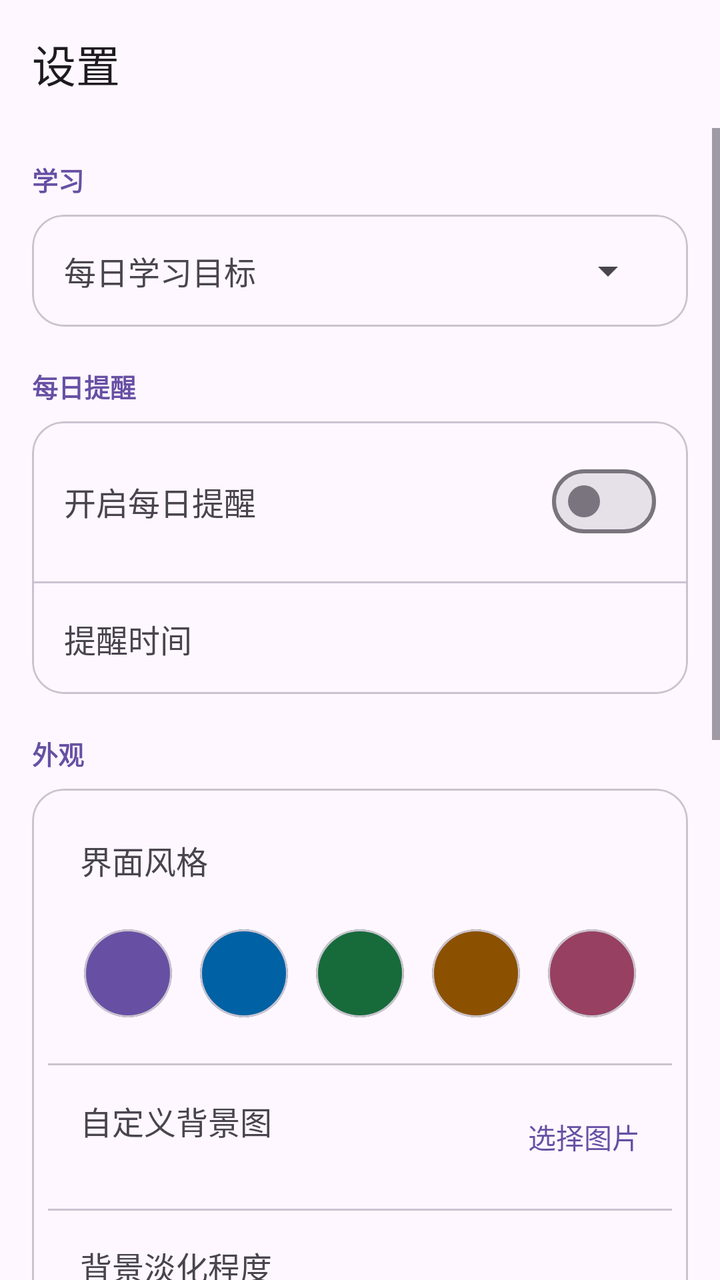
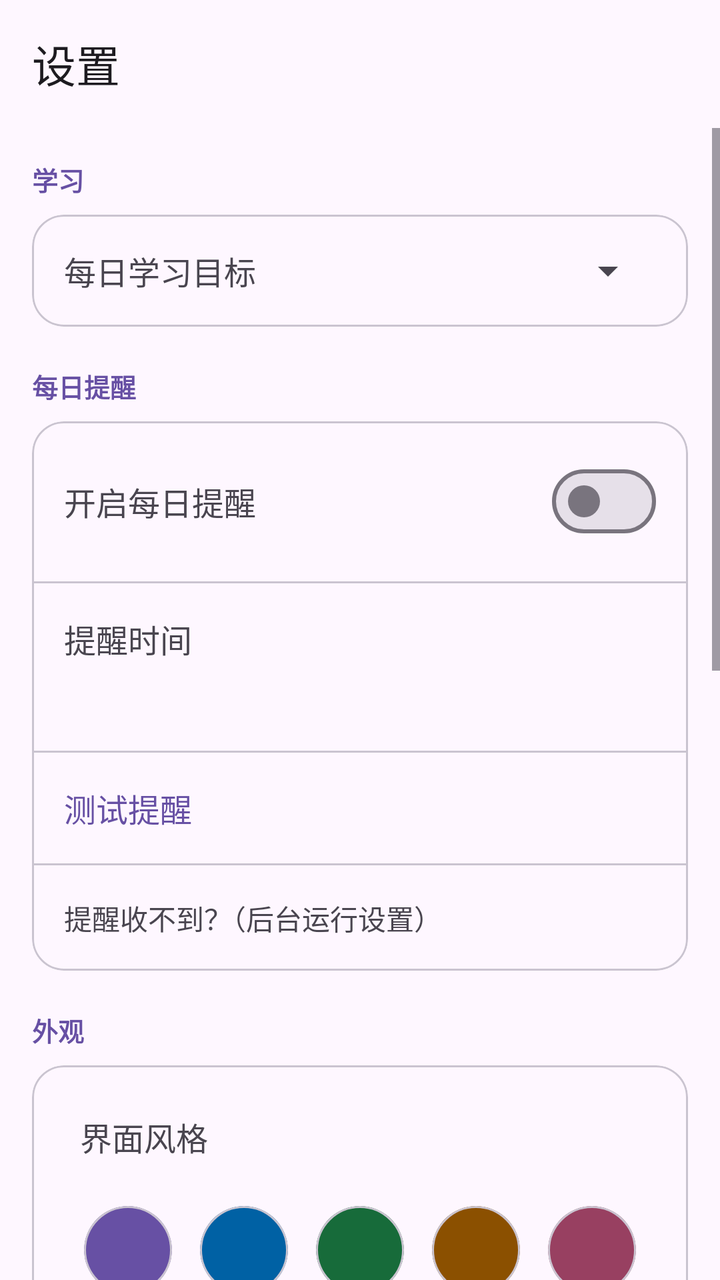

Before-and-after screenshots of an Android layout around one commit, followed by the original layout XML and the change that was made.
<!-- AndroidManifest.xml: application theme Theme.XueTi -->
<!-- res/layout/activity_settings.xml -->
<?xml version="1.0" encoding="utf-8"?>
<LinearLayout xmlns:android="http://schemas.android.com/apk/res/android"
    xmlns:app="http://schemas.android.com/apk/res-auto"
    android:layout_width="match_parent"
    android:layout_height="match_parent"
    android:orientation="vertical">

    <com.google.android.material.appbar.MaterialToolbar
        android:id="@+id/toolbar"
        android:layout_width="match_parent"
        android:layout_height="?attr/actionBarSize"
        app:title="@string/settings_title" />

    <ScrollView
        android:layout_width="match_parent"
        android:layout_height="0dp"
        android:layout_weight="1">

        <LinearLayout
            android:layout_width="match_parent"
            android:layout_height="wrap_content"
            android:orientation="vertical"
            android:padding="16dp">

            
            <TextView
                android:layout_width="match_parent"
                android:layout_height="wrap_content"
                android:text="@string/section_study"
                android:textColor="?attr/colorPrimary"
                android:textSize="13sp"
                android:textStyle="bold" />

            <com.google.android.material.card.MaterialCardView
                android:layout_width="match_parent"
                android:layout_height="wrap_content"
                android:layout_marginTop="8dp"
                app:cardCornerRadius="16dp"
                app:cardElevation="0dp"
                app:strokeColor="?attr/colorOutlineVariant"
                app:strokeWidth="1dp">

                <LinearLayout
                    android:layout_width="match_parent"
                    android:layout_height="wrap_content"
                    android:gravity="center_vertical"
                    android:orientation="horizontal"
                    android:padding="16dp">

                    <TextView
                        android:layout_width="0dp"
                        android:layout_height="wrap_content"
                        android:layout_weight="1"
                        android:text="@string/daily_goal"
                        android:textSize="16sp" />

                    <Spinner
                        android:id="@+id/goalSpinner"
                        android:layout_width="110dp"
                        android:layout_height="wrap_content" />
                </LinearLayout>
            </com.google.android.material.card.MaterialCardView>

            
            <TextView
                android:layout_width="match_parent"
                android:layout_height="wrap_content"
                android:layout_marginTop="20dp"
                android:text="@string/section_reminder"
                android:textColor="?attr/colorPrimary"
                android:textSize="13sp"
                android:textStyle="bold" />

            <com.google.android.material.card.MaterialCardView
                android:layout_width="match_parent"
                android:layout_height="wrap_content"
                android:layout_marginTop="8dp"
                app:cardCornerRadius="16dp"
                app:cardElevation="0dp"
                app:strokeColor="?attr/colorOutlineVariant"
                app:strokeWidth="1dp">

                <LinearLayout
                    android:layout_width="match_parent"
                    android:layout_height="wrap_content"
                    android:orientation="vertical">

                    <LinearLayout
                        android:layout_width="match_parent"
                        android:layout_height="wrap_content"
                        android:gravity="center_vertical"
                        android:orientation="horizontal"
                        android:padding="16dp">

                        <TextView
                            android:layout_width="0dp"
                            android:layout_height="wrap_content"
                            android:layout_weight="1"
                            android:text="@string/daily_reminder"
                            android:textSize="16sp" />

                        <com.google.android.material.materialswitch.MaterialSwitch
                            android:id="@+id/swReminder"
                            android:layout_width="wrap_content"
                            android:layout_height="wrap_content" />
                    </LinearLayout>

                    <View
                        android:layout_width="match_parent"
                        android:layout_height="1dp"
                        android:background="?attr/colorOutlineVariant" />

                    <LinearLayout
                        android:id="@+id/reminderTimeRow"
                        android:layout_width="match_parent"
                        android:layout_height="wrap_content"
                        android:background="?attr/selectableItemBackground"
                        android:clickable="true"
                        android:focusable="true"
                        android:gravity="center_vertical"
                        android:orientation="horizontal"
                        android:padding="16dp">

                        <TextView
                            android:layout_width="0dp"
                            android:layout_height="wrap_content"
                            android:layout_weight="1"
                            android:text="@string/reminder_time"
                            android:textSize="16sp" />

                        <TextView
                            android:id="@+id/reminderTimeValue"
                            android:layout_width="wrap_content"
                            android:layout_height="wrap_content"
                            android:textColor="?attr/colorPrimary"
                            android:textSize="16sp"
                            android:textStyle="bold" />
                    </LinearLayout>
                </LinearLayout>
            </com.google.android.material.card.MaterialCardView>

            
            <TextView
                android:layout_width="match_parent"
                android:layout_height="wrap_content"
                android:layout_marginTop="20dp"
                android:text="@string/section_appearance"
                android:textColor="?attr/colorPrimary"
                android:textSize="13sp"
                android:textStyle="bold" />

            <com.google.android.material.card.MaterialCardView
                android:layout_width="match_parent"
                android:layout_height="wrap_content"
                android:layout_marginTop="8dp"
                app:cardCornerRadius="16dp"
                app:cardElevation="0dp"
                app:strokeColor="?attr/colorOutlineVariant"
                app:strokeWidth="1dp">

                <LinearLayout
                    android:layout_width="match_parent"
                    android:layout_height="wrap_content"
                    android:orientation="vertical"
                    android:padding="8dp">

                    <TextView
                        android:layout_width="match_parent"
                        android:layout_height="wrap_content"
                        android:padding="16dp"
                        android:text="@string/ui_style"
                        android:textSize="16sp" />

                    <LinearLayout
                        android:layout_width="match_parent"
                        android:layout_height="wrap_content"
                        android:gravity="center"
                        android:orientation="horizontal"
                        android:paddingBottom="16dp">

                        <com.google.android.material.card.MaterialCardView
                            android:id="@+id/stylePurple"
                            android:layout_width="44dp"
                            android:layout_height="44dp"
                            android:layout_margin="7dp"
                            android:checkable="true"
                            app:cardBackgroundColor="@color/style_swatch_purple"
                            app:cardCornerRadius="22dp"
                            app:cardElevation="0dp"
                            app:checkedIcon="@drawable/ic_check_circle"
                            app:checkedIconTint="@android:color/white" />

                        <com.google.android.material.card.MaterialCardView
                            android:id="@+id/styleBlue"
                            android:layout_width="44dp"
                            android:layout_height="44dp"
                            android:layout_margin="7dp"
                            android:checkable="true"
                            app:cardBackgroundColor="@color/style_swatch_blue"
                            app:cardCornerRadius="22dp"
                            app:cardElevation="0dp"
                            app:checkedIcon="@drawable/ic_check_circle"
                            app:checkedIconTint="@android:color/white" />

                        <com.google.android.material.card.MaterialCardView
                            android:id="@+id/styleGreen"
                            android:layout_width="44dp"
                            android:layout_height="44dp"
                            android:layout_margin="7dp"
                            android:checkable="true"
                            app:cardBackgroundColor="@color/style_swatch_green"
                            app:cardCornerRadius="22dp"
                            app:cardElevation="0dp"
                            app:checkedIcon="@drawable/ic_check_circle"
                            app:checkedIconTint="@android:color/white" />

                        <com.google.android.material.card.MaterialCardView
                            android:id="@+id/styleOrange"
                            android:layout_width="44dp"
                            android:layout_height="44dp"
                            android:layout_margin="7dp"
                            android:checkable="true"
                            app:cardBackgroundColor="@color/style_swatch_orange"
                            app:cardCornerRadius="22dp"
                            app:cardElevation="0dp"
                            app:checkedIcon="@drawable/ic_check_circle"
                            app:checkedIconTint="@android:color/white" />

                        <com.google.android.material.card.MaterialCardView
                            android:id="@+id/stylePink"
                            android:layout_width="44dp"
                            android:layout_height="44dp"
                            android:layout_margin="7dp"
                            android:checkable="true"
                            app:cardBackgroundColor="@color/style_swatch_pink"
                            app:cardCornerRadius="22dp"
                            app:cardElevation="0dp"
                            app:checkedIcon="@drawable/ic_check_circle"
                            app:checkedIconTint="@android:color/white" />
                    </LinearLayout>

                    <View
                        android:layout_width="match_parent"
                        android:layout_height="1dp"
                        android:background="?attr/colorOutlineVariant" />

                    <LinearLayout
                        android:id="@+id/pickBackgroundRow"
                        android:layout_width="match_parent"
                        android:layout_height="wrap_content"
                        android:background="?attr/selectableItemBackground"
                        android:clickable="true"
                        android:focusable="true"
                        android:gravity="center_vertical"
                        android:orientation="horizontal"
                        android:padding="16dp">

                        <LinearLayout
                            android:layout_width="0dp"
                            android:layout_height="wrap_content"
                            android:layout_weight="1"
                            android:orientation="vertical">

                            <TextView
                                android:layout_width="match_parent"
                                android:layout_height="wrap_content"
                                android:text="@string/custom_background"
                                android:textSize="16sp" />

                            <TextView
                                android:id="@+id/backgroundStateText"
                                android:layout_width="match_parent"
                                android:layout_height="wrap_content"
                                android:textColor="?attr/colorOnSurfaceVariant"
                                android:textSize="12sp" />
                        </LinearLayout>

                        <TextView
                            android:layout_width="wrap_content"
                            android:layout_height="wrap_content"
                            android:text="@string/pick_image"
                            android:textColor="?attr/colorPrimary"
                            android:textSize="14sp" />
                    </LinearLayout>

                    <View
                        android:layout_width="match_parent"
                        android:layout_height="1dp"
                        android:background="?attr/colorOutlineVariant" />

                    <LinearLayout
                        android:layout_width="match_parent"
                        android:layout_height="wrap_content"
                        android:orientation="vertical"
                        android:padding="16dp">

                        <TextView
                            android:layout_width="match_parent"
                            android:layout_height="wrap_content"
                            android:text="@string/background_dim"
                            android:textSize="16sp" />

                        <SeekBar
                            android:id="@+id/sbBackgroundDim"
                            android:layout_width="match_parent"
                            android:layout_height="wrap_content"
                            android:max="95"
                            android:progress="70" />
                    </LinearLayout>

                    <View
                        android:layout_width="match_parent"
                        android:layout_height="1dp"
                        android:background="?attr/colorOutlineVariant" />

                    <LinearLayout
                        android:id="@+id/resetBackgroundRow"
                        android:layout_width="match_parent"
                        android:layout_height="wrap_content"
                        android:background="?attr/selectableItemBackground"
                        android:clickable="true"
                        android:focusable="true"
                        android:gravity="center_vertical"
                        android:orientation="horizontal"
                        android:padding="16dp">

                        <TextView
                            android:layout_width="0dp"
                            android:layout_height="wrap_content"
                            android:layout_weight="1"
                            android:text="@string/reset_background"
                            android:textColor="?attr/colorError"
                            android:textSize="16sp" />
                    </LinearLayout>
                </LinearLayout>
            </com.google.android.material.card.MaterialCardView>

            
            <TextView
                android:layout_width="match_parent"
                android:layout_height="wrap_content"
                android:layout_marginTop="20dp"
                android:text="@string/section_update"
                android:textColor="?attr/colorPrimary"
                android:textSize="13sp"
                android:textStyle="bold" />

            <com.google.android.material.card.MaterialCardView
                android:layout_width="match_parent"
                android:layout_height="wrap_content"
                android:layout_marginTop="8dp"
                app:cardCornerRadius="16dp"
                app:cardElevation="0dp"
                app:strokeColor="?attr/colorOutlineVariant"
                app:strokeWidth="1dp">

                <LinearLayout
                    android:layout_width="match_parent"
                    android:layout_height="wrap_content"
                    android:orientation="vertical">

                    <LinearLayout
                        android:layout_width="match_parent"
                        android:layout_height="wrap_content"
                        android:gravity="center_vertical"
                        android:orientation="horizontal"
                        android:padding="16dp">

                        <TextView
                            android:layout_width="0dp"
                            android:layout_height="wrap_content"
                            android:layout_weight="1"
                            android:text="@string/auto_check_update"
                            android:textSize="16sp" />

                        <com.google.android.material.materialswitch.MaterialSwitch
                            android:id="@+id/swAutoUpdate"
                            android:layout_width="wrap_content"
                            android:layout_height="wrap_content" />
                    </LinearLayout>

                    <View
                        android:layout_width="match_parent"
                        android:layout_height="1dp"
                        android:background="?attr/colorOutlineVariant" />

                    <LinearLayout
                        android:id="@+id/checkUpdateRow"
                        android:layout_width="match_parent"
                        android:layout_height="wrap_content"
                        android:background="?attr/selectableItemBackground"
                        android:clickable="true"
                        android:focusable="true"
                        android:gravity="center_vertical"
                        android:orientation="horizontal"
                        android:padding="16dp">

                        <TextView
                            android:layout_width="0dp"
                            android:layout_height="wrap_content"
                            android:layout_weight="1"
                            android:text="@string/check_update"
                            android:textSize="16sp" />

                        <TextView
                            android:id="@+id/currentVersionText"
                            android:layout_width="wrap_content"
                            android:layout_height="wrap_content"
                            android:textColor="?attr/colorOnSurfaceVariant"
                            android:textSize="14sp" />
                    </LinearLayout>
                </LinearLayout>
            </com.google.android.material.card.MaterialCardView>

            
            <TextView
                android:layout_width="match_parent"
                android:layout_height="wrap_content"
                android:layout_marginTop="20dp"
                android:text="@string/section_data"
                android:textColor="?attr/colorPrimary"
                android:textSize="13sp"
                android:textStyle="bold" />

            <com.google.android.material.card.MaterialCardView
                android:layout_width="match_parent"
                android:layout_height="wrap_content"
                android:layout_marginTop="8dp"
                app:cardCornerRadius="16dp"
                app:cardElevation="0dp"
                app:strokeColor="?attr/colorOutlineVariant"
                app:strokeWidth="1dp">

                <LinearLayout
                    android:id="@+id/resetRow"
                    android:layout_width="match_parent"
                    android:layout_height="wrap_content"
                    android:background="?attr/selectableItemBackground"
                    android:clickable="true"
                    android:focusable="true"
                    android:gravity="center_vertical"
                    android:orientation="horizontal"
                    android:padding="16dp">

                    <TextView
                        android:layout_width="0dp"
                        android:layout_height="wrap_content"
                        android:layout_weight="1"
                        android:text="@string/reset_progress"
                        android:textColor="?attr/colorError"
                        android:textSize="16sp" />
                </LinearLayout>
            </com.google.android.material.card.MaterialCardView>

            
            <TextView
                android:layout_width="match_parent"
                android:layout_height="wrap_content"
                android:layout_marginTop="20dp"
                android:text="@string/section_about"
                android:textColor="?attr/colorPrimary"
                android:textSize="13sp"
                android:textStyle="bold" />

            <com.google.android.material.card.MaterialCardView
                android:layout_width="match_parent"
                android:layout_height="wrap_content"
                android:layout_marginTop="8dp"
                app:cardCornerRadius="16dp"
                app:cardElevation="0dp"
                app:strokeColor="?attr/colorOutlineVariant"
                app:strokeWidth="1dp">

                <LinearLayout
                    android:layout_width="match_parent"
                    android:layout_height="wrap_content"
                    android:gravity="center_vertical"
                    android:orientation="horizontal"
                    android:padding="16dp">

                    <TextView
                        android:layout_width="0dp"
                        android:layout_height="wrap_content"
                        android:layout_weight="1"
                        android:text="@string/app_name"
                        android:textSize="16sp" />

                    <TextView
                        android:id="@+id/aboutVersion"
                        android:layout_width="wrap_content"
                        android:layout_height="wrap_content"
                        android:textColor="?attr/colorOnSurfaceVariant"
                        android:textSize="14sp" />
                </LinearLayout>
            </com.google.android.material.card.MaterialCardView>
        </LinearLayout>
    </ScrollView>
</LinearLayout>
<!-- resources referenced by this layout -->
<resources>
  <color name="style_swatch_blue">#0061A4</color>
  <color name="style_swatch_green">#176B3A</color>
  <color name="style_swatch_orange">#8B5000</color>
  <color name="style_swatch_pink">#984061</color>
  <color name="style_swatch_purple">#6750A4</color>
  <!-- drawable ic_check_circle (drawable) -->
  <vector xmlns:android="http://schemas.android.com/apk/res/android"
      android:width="24dp"
      android:height="24dp"
      android:viewportWidth="24"
      android:viewportHeight="24">
      <path
          android:fillColor="#FFFFFFFF"
          android:pathData="M12,2C6.48,2 2,6.48 2,12s4.48,10 10,10 10,-4.48 10,-10S17.52,2 12,2zM10,17l-5,-5 1.41,-1.41L10,14.17l7.59,-7.59L19,8l-9,9z" />
  </vector>
  <string name="app_name">学缇</string>
  <string name="auto_check_update">启动时自动检查更新</string>
  <string name="background_dim">背景淡化程度</string>
  <string name="check_update">检查更新</string>
  <string name="custom_background">自定义背景图</string>
  <string name="daily_goal">每日学习目标</string>
  <string name="daily_reminder">开启每日提醒</string>
  <string name="pick_image">选择图片</string>
  <string name="reminder_time">提醒时间</string>
  <string name="reset_background">恢复默认背景</string>
  <string name="reset_progress">清空学习记录</string>
  <string name="section_about">关于</string>
  <string name="section_appearance">外观</string>
  <string name="section_data">数据</string>
  <string name="section_reminder">每日提醒</string>
  <string name="section_study">学习</string>
  <string name="section_update">更新</string>
  <string name="settings_title">设置</string>
  <string name="ui_style">界面风格</string>
  <style name="Theme.XueTi" parent="Theme.Material3.DayNight.NoActionBar">
          <item name="colorPrimary">@color/primary</item>
          <item name="colorOnPrimary">@color/onPrimary</item>
          <item name="colorPrimaryContainer">@color/primaryContainer</item>
          <item name="colorOnPrimaryContainer">@color/onPrimaryContainer</item>
          <item name="colorSecondary">@color/secondary</item>
          <item name="colorOnSecondary">@color/onSecondary</item>
          <item name="colorSecondaryContainer">@color/secondaryContainer</item>
          <item name="colorOnSecondaryContainer">@color/onSecondaryContainer</item>
          <item name="android:colorBackground">@color/background</item>
          <item name="colorSurface">@color/surface</item>
          <item name="colorOnSurface">@color/onSurface</item>
          <item name="colorSurfaceVariant">@color/surfaceVariant</item>
          <item name="colorOnSurfaceVariant">@color/onSurfaceVariant</item>
          <item name="colorOutline">@color/outline</item>
      </style>
  <color name="primary">#6750A4</color>
  <color name="onPrimary">#FFFFFF</color>
  <color name="primaryContainer">#EADDFF</color>
  <color name="onPrimaryContainer">#21005D</color>
  <color name="secondary">#625B71</color>
  <color name="onSecondary">#FFFFFF</color>
  <color name="secondaryContainer">#E8DEF8</color>
  <color name="onSecondaryContainer">#1D192B</color>
  <color name="background">#FEF7FF</color>
  <color name="surface">#FEF7FF</color>
  <color name="onSurface">#1D1B20</color>
  <color name="surfaceVariant">#E7E0EC</color>
  <color name="onSurfaceVariant">#49454F</color>
  <color name="outline">#79747E</color>
</resources>

<!-- the commit's change to res/layout/activity_settings.xml (unified diff, before → after) -->
@@ -135,6 +135,65 @@
                             android:textColor="?attr/colorPrimary"
                             android:textSize="16sp"
                             android:textStyle="bold" />
+                    </LinearLayout>
+
+                    <TextView
+                        android:id="@+id/reminderNextText"
+                        android:layout_width="match_parent"
+                        android:layout_height="wrap_content"
+                        android:paddingHorizontal="16dp"
+                        android:paddingBottom="12dp"
+                        android:textColor="?attr/colorOnSurfaceVariant"
+                        android:textSize="12sp" />
+
+                    <View
+                        android:layout_width="match_parent"
+                        android:layout_height="1dp"
+                        android:background="?attr/colorOutlineVariant" />
+
+                    <LinearLayout
+                        android:id="@+id/testReminderRow"
+                        android:layout_width="match_parent"
+                        android:layout_height="wrap_content"
+                        android:background="?attr/selectableItemBackground"
+                        android:clickable="true"
+                        android:focusable="true"
+                        android:gravity="center_vertical"
+                        android:orientation="horizontal"
+                        android:padding="16dp">
+
+                        <TextView
+                            android:layout_width="0dp"
+                            android:layout_height="wrap_content"
+                            android:layout_weight="1"
+                            android:text="@string/test_reminder"
+                            android:textColor="?attr/colorPrimary"
+                            android:textSize="16sp" />
+                    </LinearLayout>
+
+                    <View
+                        android:layout_width="match_parent"
+                        android:layout_height="1dp"
+                        android:background="?attr/colorOutlineVariant" />
+
+                    <LinearLayout
+                        android:id="@+id/reminderHelpRow"
+                        android:layout_width="match_parent"
+                        android:layout_height="wrap_content"
+                        android:background="?attr/selectableItemBackground"
+                        android:clickable="true"
+                        android:focusable="true"
+                        android:gravity="center_vertical"
+                        android:orientation="horizontal"
+                        android:padding="16dp">
+
+                        <TextView
+                            android:layout_width="0dp"
+                            android:layout_height="wrap_content"
+                            android:layout_weight="1"
+                            android:text="@string/reminder_help"
+                            android:textColor="?attr/colorOnSurfaceVariant"
+                            android:textSize="14sp" />
                     </LinearLayout>
                 </LinearLayout>
             </com.google.android.material.card.MaterialCardView>
<!-- resource entries referenced after the edit -->
@@ -23,6 +23,7 @@
   <string name="daily_goal">每日学习目标</string>
   <string name="daily_reminder">开启每日提醒</string>
   <string name="pick_image">选择图片</string>
+  <string name="reminder_help">提醒收不到？（后台运行设置）</string>
   <string name="reminder_time">提醒时间</string>
   <string name="reset_background">恢复默认背景</string>
   <string name="reset_progress">清空学习记录</string>
@@ -33,6 +34,7 @@
   <string name="section_study">学习</string>
   <string name="section_update">更新</string>
   <string name="settings_title">设置</string>
+  <string name="test_reminder">测试提醒</string>
   <string name="ui_style">界面风格</string>
   <style name="Theme.XueTi" parent="Theme.Material3.DayNight.NoActionBar">
           <item name="colorPrimary">@color/primary</item>
